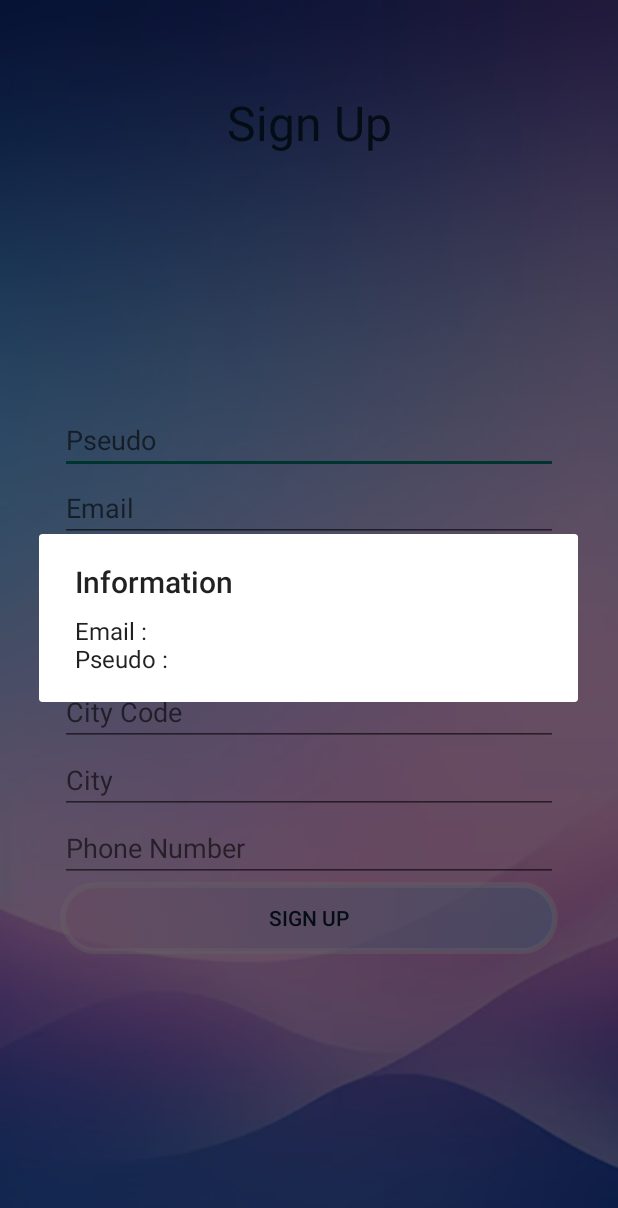
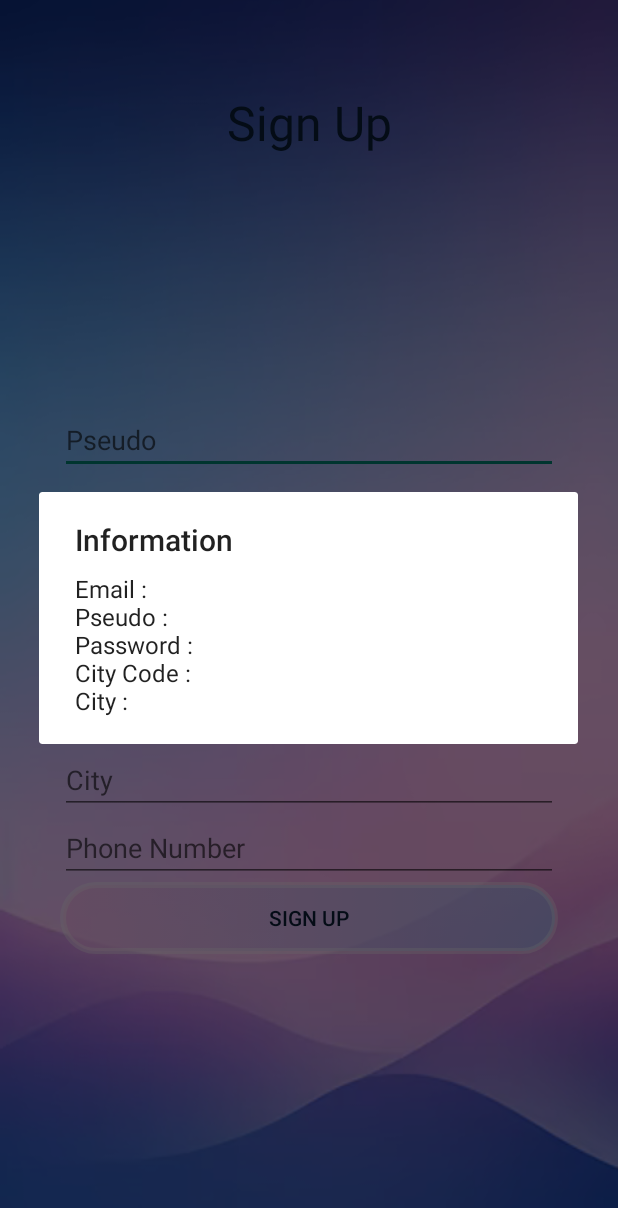
Before and after one commit to Chocolaterie/Android_RCDA_012F, an Android app built with Jetpack Compose: the SignUpActivity screen opened directly, with no data from a screen before it, after a tap on "SIGN UP", on a phone screen of 412 x 824 dp. Shown: the top 1208 px of the screen. Run offline under Robolectric (Android 15) with nearby library versions, the phone set to English and light mode, and no system bars; our stand-ins replace data binding.

Commit message:
Correction tp3

```diff
--- a/app/src/main/java/com/example/android_tp/SignUpActivity.kt
+++ b/app/src/main/java/com/example/android_tp/SignUpActivity.kt
@@ -6,42 +6,34 @@ import android.widget.EditText
 import android.widget.LinearLayout
 import androidx.activity.ComponentActivity
 import androidx.core.view.children
+import androidx.databinding.DataBindingUtil
+import com.example.android_tp.auth.SignUpViewModel
+import com.example.android_tp.databinding.ActivityRegisterBinding
 
 class SignUpActivity : ComponentActivity() {
+
+    lateinit var viewBinding: ActivityRegisterBinding;
+    lateinit var signUpViewModel: SignUpViewModel;
 
     override fun onCreate(savedInstanceState: Bundle?) {
         super.onCreate(savedInstanceState)
 
-        // Charger le rendu XML
-        setContentView(R.layout.activity_register)
+        // Charger le rendu XML en mode DataBinding
+        viewBinding = DataBindingUtil.setContentView(this, R.layout.activity_register)
+
+        // Associer le view model
+        signUpViewModel = SignUpViewModel();
+        viewBinding.signUpViewModel = signUpViewModel;
 
         // Quand je clique sur le bouton se connecter
-        val btnSignUp = findViewById<Button>(R.id.btnSignUp);
-        btnSignUp.setOnClickListener {
-            // V1 : Correction attendu
-            val email = findViewById<EditText>(R.id.edtEmail).text.toString();
-            val pseudo = findViewById<EditText>(R.id.edtPseudo).text.toString();
-            // etc..
-            DialogHelper.showDialog(this, "Email : ${email}" +
-                    "\nPseudo : ${pseudo}");
-
-            // BONUS
-            // Version for each
-            /*
-            val parent = findViewById<LinearLayout>(R.id.layoutForm);
-            var message = "";
-            for (i in 0 until parent.childCount){
-                // récuperer le composant par son index
-                val view = parent.getChildAt(i);
-
-                // tester le cast en toute sécurité et en plus dans le if le view devient un type EditText
-                if (view is EditText) {
-                    message += "${view.text.toString()}\n";
-                }
-            }
-            // afficher la popup
-            DialogHelper.showDialog(this, message);
-            */
+        viewBinding.btnSignUp.setOnClickListener {
+            DialogHelper.showDialog(
+                this, "Email : ${signUpViewModel.person.value!!.email}" +
+                        "\nPseudo : ${signUpViewModel.person.value!!.pseudo}" +
+                        "\nPassword : ${signUpViewModel.person.value!!.password}" +
+                        "\nCity Code : ${signUpViewModel.person.value!!.cityCode}" +
+                        "\nCity : ${signUpViewModel.person.value!!.city}"
+            );
         }
     }
 }
--- a/app/src/main/java/com/example/android_tp/auth/Person.kt
+++ b/app/src/main/java/com/example/android_tp/auth/Person.kt
@@ -1,4 +1,4 @@
 package com.example.android_tp.auth
 
-class Person(var email : String = "", var password : String = "") {
+class Person(var email : String = "", var password : String = "", var pseudo : String = "", var cityCode : String = "" , var city : String = "") {
 }
--- /dev/null
+++ b/app/src/main/java/com/example/android_tp/auth/SignUpViewModel.kt
@@ -0,0 +1,9 @@
+package com.example.android_tp.auth
+
+import androidx.lifecycle.MutableLiveData
+import androidx.lifecycle.ViewModel
+
+class SignUpViewModel : ViewModel() {
+
+    var person = MutableLiveData<Person>(Person());
+}
--- a/app/src/main/res/layout/activity_register.xml
+++ b/app/src/main/res/layout/activity_register.xml
@@ -1,5 +1,13 @@
 <?xml version="1.0" encoding="utf-8"?>
-<LinearLayout xmlns:android="http://schemas.android.com/apk/res/android"
+<layout xmlns:android="http://schemas.android.com/apk/res/android">
+
+    <data>
+        <variable
+            name="signUpViewModel"
+            type="com.example.android_tp.auth.SignUpViewModel" />
+    </data>
+
+    <LinearLayout
         android:layout_width="match_parent"
         android:layout_height="match_parent"
         android:background="@drawable/mobile_background"
@@ -13,42 +21,47 @@
 
             <!--        Titre -->
             <TextView
+                style="@style/headerTitle"
                 android:layout_width="match_parent"
                 android:layout_height="wrap_content"
-            style="@style/headerTitle"
                 android:paddingTop="20dp"
                 android:paddingBottom="20dp"
-            android:text="Sign Up"
-            />
+                android:text="Sign Up" />
 
             <!--        Bloc uniquement pour les champs (qui prend toute la place restante en hauteur)-->
             <!--      Les enfants sont alignés verticalement au centre-->
             <LinearLayout
                 android:id="@+id/layoutForm"
-            android:orientation="vertical"
                 android:layout_width="match_parent"
                 android:layout_height="0dp"
                 android:layout_weight="1"
-            android:gravity="center_vertical">
+                android:gravity="center_vertical"
+                android:orientation="vertical">
 
                 <EditText
                     android:id="@+id/edtPseudo"
                     android:layout_width="match_parent"
                     android:layout_height="wrap_content"
-                android:hint="Pseudo" />
+                    android:hint="Pseudo"
+                    android:text="@={signUpViewModel.person.pseudo}"
+                    />
 
                 <EditText
                     android:id="@+id/edtEmail"
                     android:layout_width="match_parent"
                     android:layout_height="wrap_content"
-                android:hint="Email" />
+                    android:hint="Email"
+                    android:text="@={signUpViewModel.person.email}"
+                    />
 
                 <EditText
                     android:id="@+id/edtPassword"
                     android:layout_width="match_parent"
                     android:layout_height="wrap_content"
                     android:hint="Password"
-                android:inputType="textPassword" />
+                    android:inputType="textPassword"
+                    android:text="@={signUpViewModel.person.password}"
+                    />
 
                 <EditText
                     android:id="@+id/edtPasswordConfirm"
@@ -62,14 +75,18 @@
                     android:layout_width="match_parent"
                     android:layout_height="wrap_content"
                     android:hint="City Code"
-                android:inputType="textPostalAddress" />
+                    android:inputType="textPostalAddress"
+                    android:text="@={signUpViewModel.person.cityCode}"
+                    />
 
                 <EditText
                     android:id="@+id/edtCity"
                     android:layout_width="match_parent"
                     android:layout_height="wrap_content"
                     android:hint="City"
-                android:inputType="textPostalAddress" />
+                    android:inputType="textPostalAddress"
+                    android:text="@={signUpViewModel.person.city}"
+                    />
 
                 <EditText
                     android:id="@+id/edtPhoneNumber"
@@ -88,3 +105,4 @@
         </LinearLayout>
 
     </LinearLayout>
+</layout>
```
Lines whose indentation alone changed are shown as unchanged.
